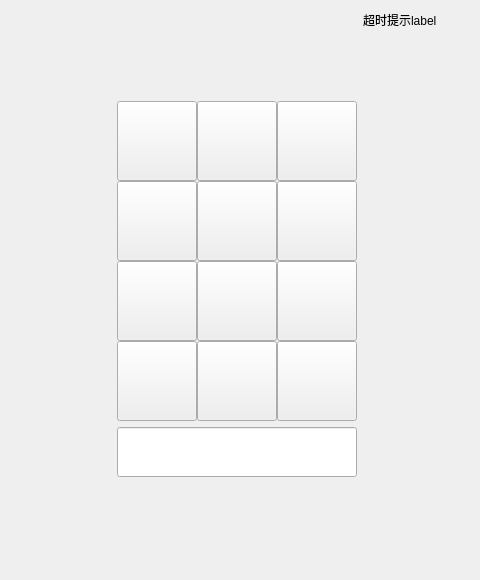
Before: the Qt Designer form widgets/inputpage.ui in ChaoII/fram-qt, drawn with Qt 5.
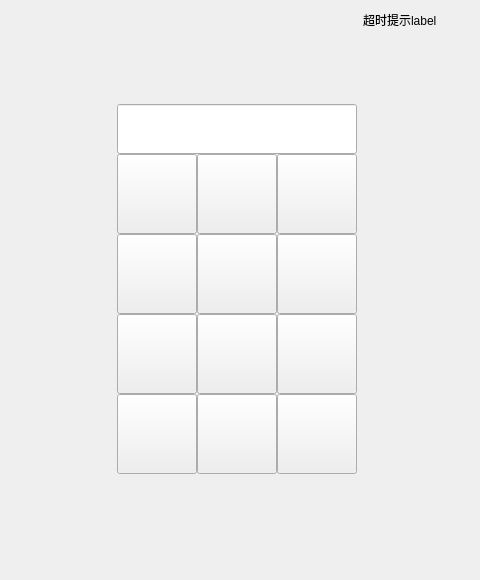
After: the same form once the commit is applied. Icons and pictures are not drawn.

What changed in the file:
```diff
--- a/widgets/inputpage.ui
+++ b/widgets/inputpage.ui
@@ -32,128 +32,8 @@
        <property name="spacing">
         <number>0</number>
        </property>
-       <item row="0" column="0">
-        <widget class="QPushButton" name="pb_1">
-         <property name="sizePolicy">
-          <sizepolicy hsizetype="Fixed" vsizetype="Fixed">
-           <horstretch>0</horstretch>
-           <verstretch>0</verstretch>
-          </sizepolicy>
-         </property>
-         <property name="minimumSize">
-          <size>
-           <width>80</width>
-           <height>80</height>
-          </size>
-         </property>
-         <property name="maximumSize">
-          <size>
-           <width>80</width>
-           <height>80</height>
-          </size>
-         </property>
-         <property name="text">
-          <string/>
-         </property>
-         <property name="iconSize">
-          <size>
-           <width>32</width>
-           <height>32</height>
-          </size>
-         </property>
-         <property name="autoDefault">
-          <bool>false</bool>
-         </property>
-         <property name="default">
-          <bool>false</bool>
-         </property>
-         <property name="flat">
-          <bool>false</bool>
-         </property>
-        </widget>
-       </item>
-       <item row="0" column="1">
-        <widget class="QPushButton" name="pb_2">
-         <property name="sizePolicy">
-          <sizepolicy hsizetype="Fixed" vsizetype="Fixed">
-           <horstretch>0</horstretch>
-           <verstretch>0</verstretch>
-          </sizepolicy>
-         </property>
-         <property name="minimumSize">
-          <size>
-           <width>80</width>
-           <height>80</height>
-          </size>
-         </property>
-         <property name="maximumSize">
-          <size>
-           <width>80</width>
-           <height>80</height>
-          </size>
-         </property>
-         <property name="text">
-          <string/>
-         </property>
-         <property name="iconSize">
-          <size>
-           <width>32</width>
-           <height>32</height>
-          </size>
-         </property>
-         <property name="autoDefault">
-          <bool>false</bool>
-         </property>
-         <property name="default">
-          <bool>false</bool>
-         </property>
-         <property name="flat">
-          <bool>false</bool>
-         </property>
-        </widget>
-       </item>
-       <item row="0" column="2">
-        <widget class="QPushButton" name="pb_3">
-         <property name="sizePolicy">
-          <sizepolicy hsizetype="Fixed" vsizetype="Fixed">
-           <horstretch>0</horstretch>
-           <verstretch>0</verstretch>
-          </sizepolicy>
-         </property>
-         <property name="minimumSize">
-          <size>
-           <width>80</width>
-           <height>80</height>
-          </size>
-         </property>
-         <property name="maximumSize">
-          <size>
-           <width>80</width>
-           <height>80</height>
-          </size>
-         </property>
-         <property name="text">
-          <string/>
-         </property>
-         <property name="iconSize">
-          <size>
-           <width>32</width>
-           <height>32</height>
-          </size>
-         </property>
-         <property name="autoDefault">
-          <bool>false</bool>
-         </property>
-         <property name="default">
-          <bool>false</bool>
-         </property>
-         <property name="flat">
-          <bool>false</bool>
-         </property>
-        </widget>
-       </item>
        <item row="1" column="0">
-        <widget class="QPushButton" name="pb_4">
+        <widget class="QPushButton" name="pb_1">
          <property name="sizePolicy">
           <sizepolicy hsizetype="Fixed" vsizetype="Fixed">
            <horstretch>0</horstretch>
@@ -192,47 +72,7 @@
          </property>
         </widget>
        </item>
-       <item row="1" column="1">
-        <widget class="QPushButton" name="pb_5">
-         <property name="sizePolicy">
-          <sizepolicy hsizetype="Fixed" vsizetype="Fixed">
-           <horstretch>0</horstretch>
-           <verstretch>0</verstretch>
-          </sizepolicy>
-         </property>
-         <property name="minimumSize">
-          <size>
-           <width>80</width>
-           <height>80</height>
-          </size>
-         </property>
-         <property name="maximumSize">
-          <size>
-           <width>80</width>
-           <height>80</height>
-          </size>
-         </property>
-         <property name="text">
-          <string/>
-         </property>
-         <property name="iconSize">
-          <size>
-           <width>32</width>
-           <height>32</height>
-          </size>
-         </property>
-         <property name="autoDefault">
-          <bool>false</bool>
-         </property>
-         <property name="default">
-          <bool>false</bool>
-         </property>
-         <property name="flat">
-          <bool>false</bool>
-         </property>
-        </widget>
-       </item>
-       <item row="1" column="2">
+       <item row="2" column="2">
         <widget class="QPushButton" name="pb_6">
          <property name="sizePolicy">
           <sizepolicy hsizetype="Fixed" vsizetype="Fixed">
@@ -272,88 +112,8 @@
          </property>
         </widget>
        </item>
-       <item row="2" column="0">
-        <widget class="QPushButton" name="pb_7">
-         <property name="sizePolicy">
-          <sizepolicy hsizetype="Fixed" vsizetype="Fixed">
-           <horstretch>0</horstretch>
-           <verstretch>0</verstretch>
-          </sizepolicy>
-         </property>
-         <property name="minimumSize">
-          <size>
-           <width>80</width>
-           <height>80</height>
-          </size>
-         </property>
-         <property name="maximumSize">
-          <size>
-           <width>80</width>
-           <height>80</height>
-          </size>
-         </property>
-         <property name="text">
-          <string/>
-         </property>
-         <property name="iconSize">
-          <size>
-           <width>32</width>
-           <height>32</height>
-          </size>
-         </property>
-         <property name="autoDefault">
-          <bool>false</bool>
-         </property>
-         <property name="default">
-          <bool>false</bool>
-         </property>
-         <property name="flat">
-          <bool>false</bool>
-         </property>
-        </widget>
-       </item>
        <item row="2" column="1">
-        <widget class="QPushButton" name="pb_8">
-         <property name="sizePolicy">
-          <sizepolicy hsizetype="Fixed" vsizetype="Fixed">
-           <horstretch>0</horstretch>
-           <verstretch>0</verstretch>
-          </sizepolicy>
-         </property>
-         <property name="minimumSize">
-          <size>
-           <width>80</width>
-           <height>80</height>
-          </size>
-         </property>
-         <property name="maximumSize">
-          <size>
-           <width>80</width>
-           <height>80</height>
-          </size>
-         </property>
-         <property name="text">
-          <string/>
-         </property>
-         <property name="iconSize">
-          <size>
-           <width>32</width>
-           <height>32</height>
-          </size>
-         </property>
-         <property name="autoDefault">
-          <bool>false</bool>
-         </property>
-         <property name="default">
-          <bool>false</bool>
-         </property>
-         <property name="flat">
-          <bool>false</bool>
-         </property>
-        </widget>
-       </item>
-       <item row="2" column="2">
-        <widget class="QPushButton" name="pb_9">
+        <widget class="QPushButton" name="pb_5">
          <property name="sizePolicy">
           <sizepolicy hsizetype="Fixed" vsizetype="Fixed">
            <horstretch>0</horstretch>
@@ -393,6 +153,211 @@
         </widget>
        </item>
        <item row="3" column="0">
+        <widget class="QPushButton" name="pb_7">
+         <property name="sizePolicy">
+          <sizepolicy hsizetype="Fixed" vsizetype="Fixed">
+           <horstretch>0</horstretch>
+           <verstretch>0</verstretch>
+          </sizepolicy>
+         </property>
+         <property name="minimumSize">
+          <size>
+           <width>80</width>
+           <height>80</height>
+          </size>
+         </property>
+         <property name="maximumSize">
+          <size>
+           <width>80</width>
+           <height>80</height>
+          </size>
+         </property>
+         <property name="text">
+          <string/>
+         </property>
+         <property name="iconSize">
+          <size>
+           <width>32</width>
+           <height>32</height>
+          </size>
+         </property>
+         <property name="autoDefault">
+          <bool>false</bool>
+         </property>
+         <property name="default">
+          <bool>false</bool>
+         </property>
+         <property name="flat">
+          <bool>false</bool>
+         </property>
+        </widget>
+       </item>
+       <item row="4" column="2">
+        <widget class="QPushButton" name="pb_ensure">
+         <property name="sizePolicy">
+          <sizepolicy hsizetype="Fixed" vsizetype="Fixed">
+           <horstretch>0</horstretch>
+           <verstretch>0</verstretch>
+          </sizepolicy>
+         </property>
+         <property name="minimumSize">
+          <size>
+           <width>80</width>
+           <height>80</height>
+          </size>
+         </property>
+         <property name="maximumSize">
+          <size>
+           <width>80</width>
+           <height>80</height>
+          </size>
+         </property>
+         <property name="styleSheet">
+          <string notr="true">QPushButton{
+	color: rgb(255, 255, 255);
+	border-image: url(:/img/icon_entry_btn.png);
+}
+
+QPushButton:hover, QPushButton:pressed{
+	color: rgb(255, 255, 255);
+	border-image: url(:/img/icon_entry_btn_hover.png);
+}</string>
+         </property>
+         <property name="text">
+          <string/>
+         </property>
+         <property name="autoDefault">
+          <bool>false</bool>
+         </property>
+         <property name="default">
+          <bool>false</bool>
+         </property>
+         <property name="flat">
+          <bool>false</bool>
+         </property>
+        </widget>
+       </item>
+       <item row="3" column="2">
+        <widget class="QPushButton" name="pb_9">
+         <property name="sizePolicy">
+          <sizepolicy hsizetype="Fixed" vsizetype="Fixed">
+           <horstretch>0</horstretch>
+           <verstretch>0</verstretch>
+          </sizepolicy>
+         </property>
+         <property name="minimumSize">
+          <size>
+           <width>80</width>
+           <height>80</height>
+          </size>
+         </property>
+         <property name="maximumSize">
+          <size>
+           <width>80</width>
+           <height>80</height>
+          </size>
+         </property>
+         <property name="text">
+          <string/>
+         </property>
+         <property name="iconSize">
+          <size>
+           <width>32</width>
+           <height>32</height>
+          </size>
+         </property>
+         <property name="autoDefault">
+          <bool>false</bool>
+         </property>
+         <property name="default">
+          <bool>false</bool>
+         </property>
+         <property name="flat">
+          <bool>false</bool>
+         </property>
+        </widget>
+       </item>
+       <item row="1" column="2">
+        <widget class="QPushButton" name="pb_3">
+         <property name="sizePolicy">
+          <sizepolicy hsizetype="Fixed" vsizetype="Fixed">
+           <horstretch>0</horstretch>
+           <verstretch>0</verstretch>
+          </sizepolicy>
+         </property>
+         <property name="minimumSize">
+          <size>
+           <width>80</width>
+           <height>80</height>
+          </size>
+         </property>
+         <property name="maximumSize">
+          <size>
+           <width>80</width>
+           <height>80</height>
+          </size>
+         </property>
+         <property name="text">
+          <string/>
+         </property>
+         <property name="iconSize">
+          <size>
+           <width>32</width>
+           <height>32</height>
+          </size>
+         </property>
+         <property name="autoDefault">
+          <bool>false</bool>
+         </property>
+         <property name="default">
+          <bool>false</bool>
+         </property>
+         <property name="flat">
+          <bool>false</bool>
+         </property>
+        </widget>
+       </item>
+       <item row="2" column="0">
+        <widget class="QPushButton" name="pb_4">
+         <property name="sizePolicy">
+          <sizepolicy hsizetype="Fixed" vsizetype="Fixed">
+           <horstretch>0</horstretch>
+           <verstretch>0</verstretch>
+          </sizepolicy>
+         </property>
+         <property name="minimumSize">
+          <size>
+           <width>80</width>
+           <height>80</height>
+          </size>
+         </property>
+         <property name="maximumSize">
+          <size>
+           <width>80</width>
+           <height>80</height>
+          </size>
+         </property>
+         <property name="text">
+          <string/>
+         </property>
+         <property name="iconSize">
+          <size>
+           <width>32</width>
+           <height>32</height>
+          </size>
+         </property>
+         <property name="autoDefault">
+          <bool>false</bool>
+         </property>
+         <property name="default">
+          <bool>false</bool>
+         </property>
+         <property name="flat">
+          <bool>false</bool>
+         </property>
+        </widget>
+       </item>
+       <item row="4" column="0">
         <widget class="QPushButton" name="pb_clear">
          <property name="sizePolicy">
           <sizepolicy hsizetype="Fixed" vsizetype="Fixed">
@@ -437,7 +402,47 @@
          </property>
         </widget>
        </item>
-       <item row="3" column="1">
+       <item row="1" column="1">
+        <widget class="QPushButton" name="pb_2">
+         <property name="sizePolicy">
+          <sizepolicy hsizetype="Fixed" vsizetype="Fixed">
+           <horstretch>0</horstretch>
+           <verstretch>0</verstretch>
+          </sizepolicy>
+         </property>
+         <property name="minimumSize">
+          <size>
+           <width>80</width>
+           <height>80</height>
+          </size>
+         </property>
+         <property name="maximumSize">
+          <size>
+           <width>80</width>
+           <height>80</height>
+          </size>
+         </property>
+         <property name="text">
+          <string/>
+         </property>
+         <property name="iconSize">
+          <size>
+           <width>32</width>
+           <height>32</height>
+          </size>
+         </property>
+         <property name="autoDefault">
+          <bool>false</bool>
+         </property>
+         <property name="default">
+          <bool>false</bool>
+         </property>
+         <property name="flat">
+          <bool>false</bool>
+         </property>
+        </widget>
+       </item>
+       <item row="4" column="1">
         <widget class="QPushButton" name="pb_0">
          <property name="sizePolicy">
           <sizepolicy hsizetype="Fixed" vsizetype="Fixed">
@@ -477,8 +482,8 @@
          </property>
         </widget>
        </item>
-       <item row="3" column="2">
-        <widget class="QPushButton" name="pb_ensure">
+       <item row="3" column="1">
+        <widget class="QPushButton" name="pb_8">
          <property name="sizePolicy">
           <sizepolicy hsizetype="Fixed" vsizetype="Fixed">
            <horstretch>0</horstretch>
@@ -497,20 +502,15 @@
            <height>80</height>
           </size>
          </property>
-         <property name="styleSheet">
-          <string notr="true">QPushButton{
-	color: rgb(255, 255, 255);
-	border-image: url(:/img/icon_entry_btn.png);
-}
-
-QPushButton:hover, QPushButton:pressed{
-	color: rgb(255, 255, 255);
-	border-image: url(:/img/icon_entry_btn_hover.png);
-}</string>
-         </property>
          <property name="text">
           <string/>
          </property>
+         <property name="iconSize">
+          <size>
+           <width>32</width>
+           <height>32</height>
+          </size>
+         </property>
          <property name="autoDefault">
           <bool>false</bool>
          </property>
@@ -522,27 +522,27 @@
          </property>
         </widget>
        </item>
+       <item row="0" column="0" colspan="3">
+        <widget class="QLineEdit" name="le_inputContent">
+         <property name="minimumSize">
+          <size>
+           <width>0</width>
+           <height>50</height>
+          </size>
+         </property>
+         <property name="echoMode">
+          <enum>QLineEdit::PasswordEchoOnEdit</enum>
+         </property>
+         <property name="alignment">
+          <set>Qt::AlignCenter</set>
+         </property>
+         <property name="readOnly">
+          <bool>true</bool>
+         </property>
+        </widget>
+       </item>
       </layout>
      </item>
-     <item>
-      <widget class="QLineEdit" name="le_inputContent">
-       <property name="minimumSize">
-        <size>
-         <width>0</width>
-         <height>50</height>
-        </size>
-       </property>
-       <property name="echoMode">
-        <enum>QLineEdit::PasswordEchoOnEdit</enum>
-       </property>
-       <property name="alignment">
-        <set>Qt::AlignCenter</set>
-       </property>
-       <property name="readOnly">
-        <bool>true</bool>
-       </property>
-      </widget>
-     </item>
     </layout>
    </item>
    <item row="2" column="0">
```
